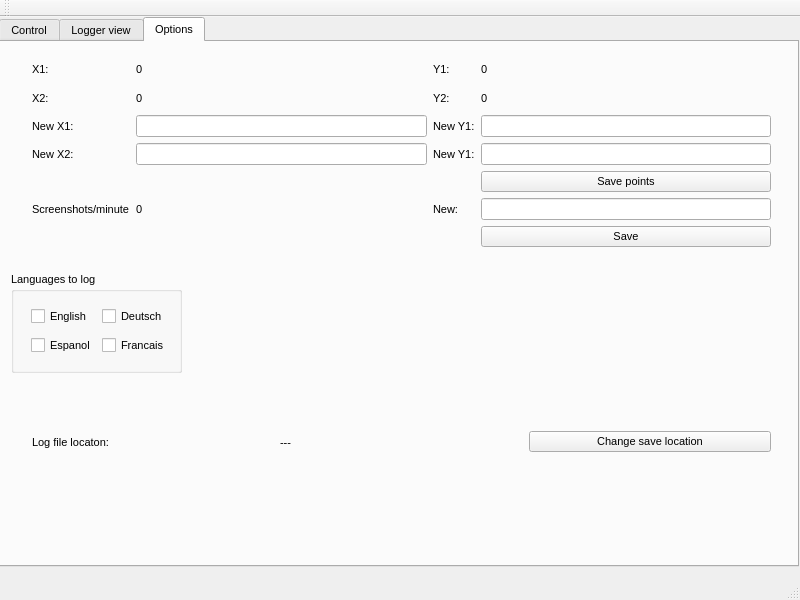
The window that GW2-Chatlogger/gw2chatlogger.ui (Ydalirsson/gw2-Chatlogger) describes before a commit, drawn with Qt 5.
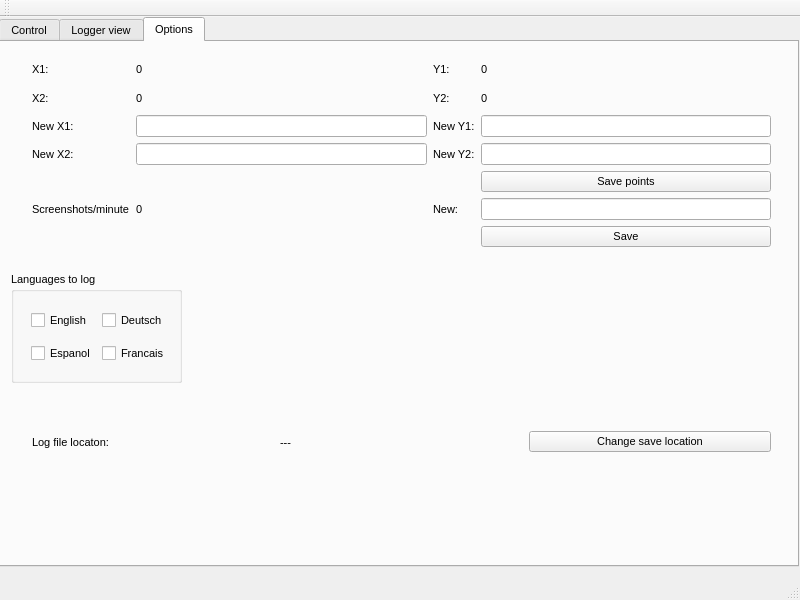
The same window after the commit. The open tabs and pages were chosen to show the change.

Patch:
```diff
--- a/GW2-Chatlogger/gw2chatlogger.ui
+++ b/GW2-Chatlogger/gw2chatlogger.ui
@@ -192,7 +192,7 @@
        <item row="3" column="3">
         <widget class="QLabel" name="label_15">
          <property name="text">
-          <string>New Y1:</string>
+          <string>New Y2:</string>
          </property>
         </widget>
        </item>
@@ -296,7 +296,7 @@
         <x>10</x>
         <y>230</y>
         <width>171</width>
-        <height>101</height>
+        <height>111</height>
        </rect>
       </property>
       <property name="title">
@@ -308,7 +308,7 @@
          <x>9</x>
          <y>20</y>
          <width>161</width>
-         <height>80</height>
+         <height>91</height>
         </rect>
        </property>
        <layout class="QGridLayout" name="gridLayout_2">
```
Left out of the diff: 74 changed lines with no effect on the pictures.
